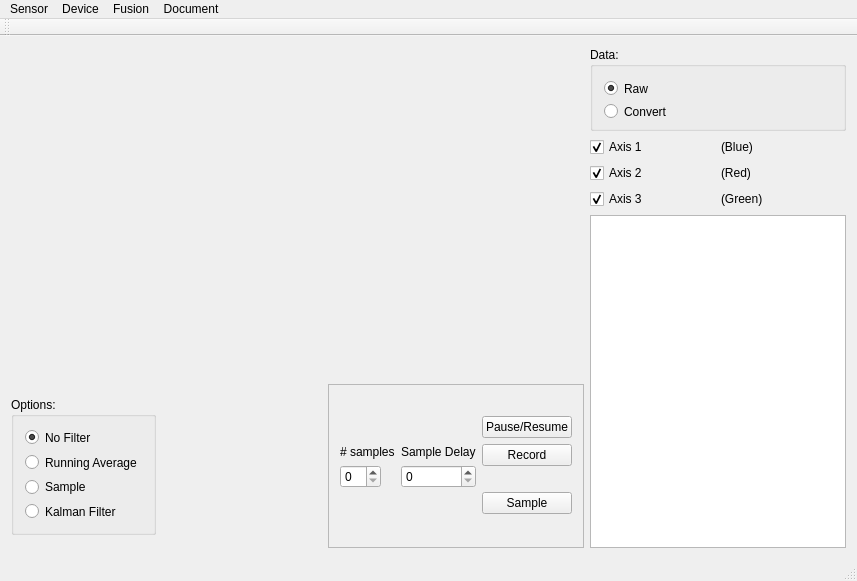
This is Software/makeProfile/makeProfile/mainwindow.ui in UCCS-Robotics/animated-archer as Qt 5 draws it before an edit. The edited form follows.
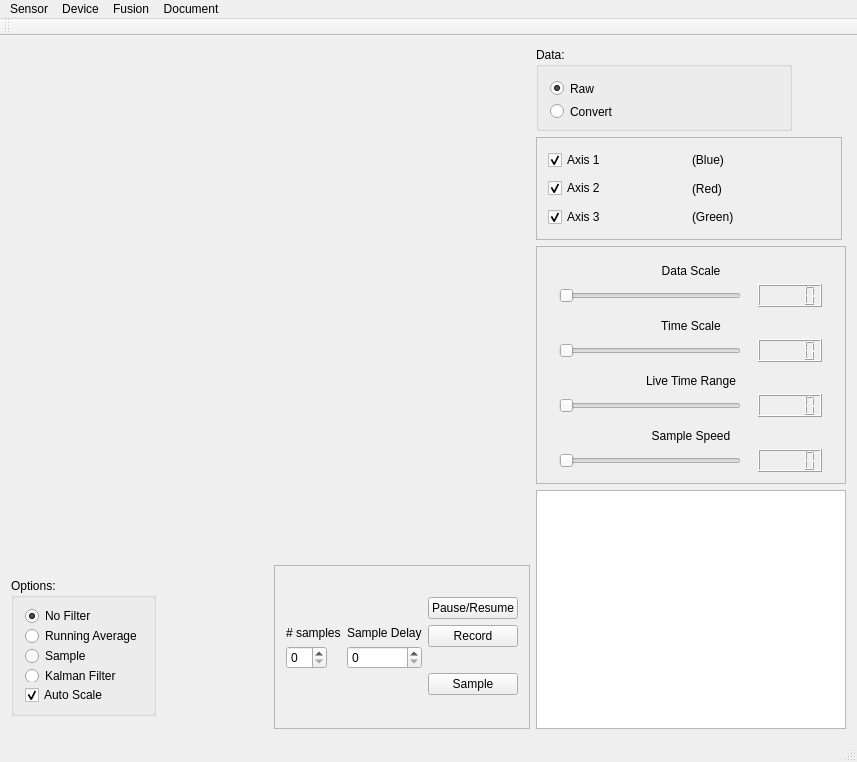
This is the edited form. Custom widgets are drawn as their Qt base class.

Patch:
```diff
--- a/Software/makeProfile/makeProfile/mainwindow.ui
+++ b/Software/makeProfile/makeProfile/mainwindow.ui
@@ -7,7 +7,7 @@
     <x>0</x>
     <y>0</y>
     <width>857</width>
-    <height>581</height>
+    <height>762</height>
    </rect>
   </property>
   <property name="windowTitle">
@@ -16,8 +16,8 @@
   <widget class="QWidget" name="centralWidget">
    <layout class="QGridLayout" name="gridLayout_3">
     <item row="0" column="0">
-     <layout class="QGridLayout" name="gridLayout_2">
-      <item row="0" column="0">
+     <layout class="QHBoxLayout" name="horizontalLayout_7">
+      <item>
        <layout class="QGridLayout" name="gridLayout">
         <item row="1" column="1">
          <spacer name="horizontalSpacer">
@@ -198,6 +198,16 @@
              </property>
             </widget>
            </item>
+           <item row="4" column="0">
+            <widget class="QCheckBox" name="checkBox">
+             <property name="text">
+              <string>Auto Scale</string>
+             </property>
+             <property name="checked">
+              <bool>true</bool>
+             </property>
+            </widget>
+           </item>
           </layout>
          </widget>
         </item>
@@ -206,8 +216,8 @@
         </item>
        </layout>
       </item>
-      <item row="0" column="1">
-       <layout class="QVBoxLayout" name="verticalLayout_5">
+      <item>
+       <layout class="QVBoxLayout" name="verticalLayout_8">
         <item>
          <widget class="QGroupBox" name="groupBox_2">
           <property name="maximumSize">
@@ -265,6 +275,21 @@
          </widget>
         </item>
         <item>
+         <widget class="QFrame" name="frame_2">
+          <property name="maximumSize">
+           <size>
+            <width>306</width>
+            <height>103</height>
+           </size>
+          </property>
+          <property name="frameShape">
+           <enum>QFrame::StyledPanel</enum>
+          </property>
+          <property name="frameShadow">
+           <enum>QFrame::Raised</enum>
+          </property>
+          <layout class="QGridLayout" name="gridLayout_2">
+           <item row="0" column="0">
          <layout class="QVBoxLayout" name="verticalLayout_4">
           <item>
            <layout class="QHBoxLayout" name="horizontalLayout_2">
@@ -331,14 +356,205 @@
           </item>
          </layout>
         </item>
+          </layout>
+         </widget>
+        </item>
+        <item>
+         <widget class="QFrame" name="frame_3">
+          <property name="maximumSize">
+           <size>
+            <width>310</width>
+            <height>238</height>
+           </size>
+          </property>
+          <property name="frameShape">
+           <enum>QFrame::StyledPanel</enum>
+          </property>
+          <property name="frameShadow">
+           <enum>QFrame::Raised</enum>
+          </property>
+          <layout class="QVBoxLayout" name="verticalLayout_11">
+           <item>
+            <layout class="QVBoxLayout" name="verticalLayout_5">
+             <item>
+              <widget class="QLabel" name="label_3">
+               <property name="text">
+                <string>Data Scale</string>
+               </property>
+               <property name="alignment">
+                <set>Qt::AlignBottom|Qt::AlignHCenter</set>
+               </property>
+              </widget>
+             </item>
+             <item>
+              <layout class="QHBoxLayout" name="horizontalLayout_6">
+               <item>
+                <widget class="QSlider" name="horizontalSliderScale">
+                 <property name="maximumSize">
+                  <size>
+                   <width>182</width>
+                   <height>24</height>
+                  </size>
+                 </property>
+                 <property name="orientation">
+                  <enum>Qt::Horizontal</enum>
+                 </property>
+                </widget>
+               </item>
+               <item>
+                <widget class="QLCDNumber" name="lcdNumberScale">
+                 <property name="maximumSize">
+                  <size>
+                   <width>64</width>
+                   <height>24</height>
+                  </size>
+                 </property>
+                </widget>
+               </item>
+              </layout>
+             </item>
+            </layout>
+           </item>
+           <item>
+            <layout class="QVBoxLayout" name="verticalLayout_10">
+             <item>
+              <widget class="QLabel" name="label_6">
+               <property name="text">
+                <string>Time Scale</string>
+               </property>
+               <property name="alignment">
+                <set>Qt::AlignBottom|Qt::AlignHCenter</set>
+               </property>
+              </widget>
+             </item>
+             <item>
+              <layout class="QHBoxLayout" name="horizontalLayout_9">
+               <item>
+                <widget class="QSlider" name="horizontalSliderTScale">
+                 <property name="maximumSize">
+                  <size>
+                   <width>182</width>
+                   <height>24</height>
+                  </size>
+                 </property>
+                 <property name="orientation">
+                  <enum>Qt::Horizontal</enum>
+                 </property>
+                </widget>
+               </item>
+               <item>
+                <widget class="QLCDNumber" name="lcdNumberTScale">
+                 <property name="maximumSize">
+                  <size>
+                   <width>64</width>
+                   <height>24</height>
+                  </size>
+                 </property>
+                </widget>
+               </item>
+              </layout>
+             </item>
+            </layout>
+           </item>
+           <item>
+            <layout class="QVBoxLayout" name="verticalLayout_9">
+             <item>
+              <widget class="QLabel" name="label_5">
+               <property name="text">
+                <string>Live Time Range</string>
+               </property>
+               <property name="alignment">
+                <set>Qt::AlignBottom|Qt::AlignHCenter</set>
+               </property>
+              </widget>
+             </item>
+             <item>
+              <layout class="QHBoxLayout" name="horizontalLayout_8">
+               <item>
+                <widget class="QSlider" name="horizontalSliderTime">
+                 <property name="maximumSize">
+                  <size>
+                   <width>182</width>
+                   <height>24</height>
+                  </size>
+                 </property>
+                 <property name="orientation">
+                  <enum>Qt::Horizontal</enum>
+                 </property>
+                </widget>
+               </item>
+               <item>
+                <widget class="QLCDNumber" name="lcdNumberTime">
+                 <property name="maximumSize">
+                  <size>
+                   <width>64</width>
+                   <height>24</height>
+                  </size>
+                 </property>
+                </widget>
+               </item>
+              </layout>
+             </item>
+            </layout>
+           </item>
+           <item>
+            <layout class="QVBoxLayout" name="verticalLayout_7">
+             <item>
+              <widget class="QLabel" name="label_4">
+               <property name="text">
+                <string>Sample Speed</string>
+               </property>
+               <property name="alignment">
+                <set>Qt::AlignBottom|Qt::AlignHCenter</set>
+               </property>
+              </widget>
+             </item>
+             <item>
+              <layout class="QHBoxLayout" name="horizontalLayout_5">
+               <item>
+                <widget class="QSlider" name="horizontalSliderSpeed">
+                 <property name="maximumSize">
+                  <size>
+                   <width>182</width>
+                   <height>24</height>
+                  </size>
+                 </property>
+                 <property name="orientation">
+                  <enum>Qt::Horizontal</enum>
+                 </property>
+                </widget>
+               </item>
+               <item>
+                <widget class="QLCDNumber" name="lcdNumberSpeed">
+                 <property name="maximumSize">
+                  <size>
+                   <width>64</width>
+                   <height>24</height>
+                  </size>
+                 </property>
+                </widget>
+               </item>
+              </layout>
+             </item>
+            </layout>
+           </item>
+          </layout>
+         </widget>
+        </item>
         <item>
          <widget class="QPlainTextEdit" name="plainTextOutput">
           <property name="sizePolicy">
-           <sizepolicy hsizetype="Fixed" vsizetype="Expanding">
+           <sizepolicy hsizetype="Expanding" vsizetype="Maximum">
             <horstretch>0</horstretch>
             <verstretch>0</verstretch>
            </sizepolicy>
           </property>
+          <property name="maximumSize">
+           <size>
+            <width>310</width>
+            <height>99999</height>
+           </size>
+          </property>
           <property name="readOnly">
            <bool>true</bool>
           </property>
```
Left out of the diff: 81 changed lines with no effect on the pictures. Lines whose indentation alone changed are shown as unchanged.
